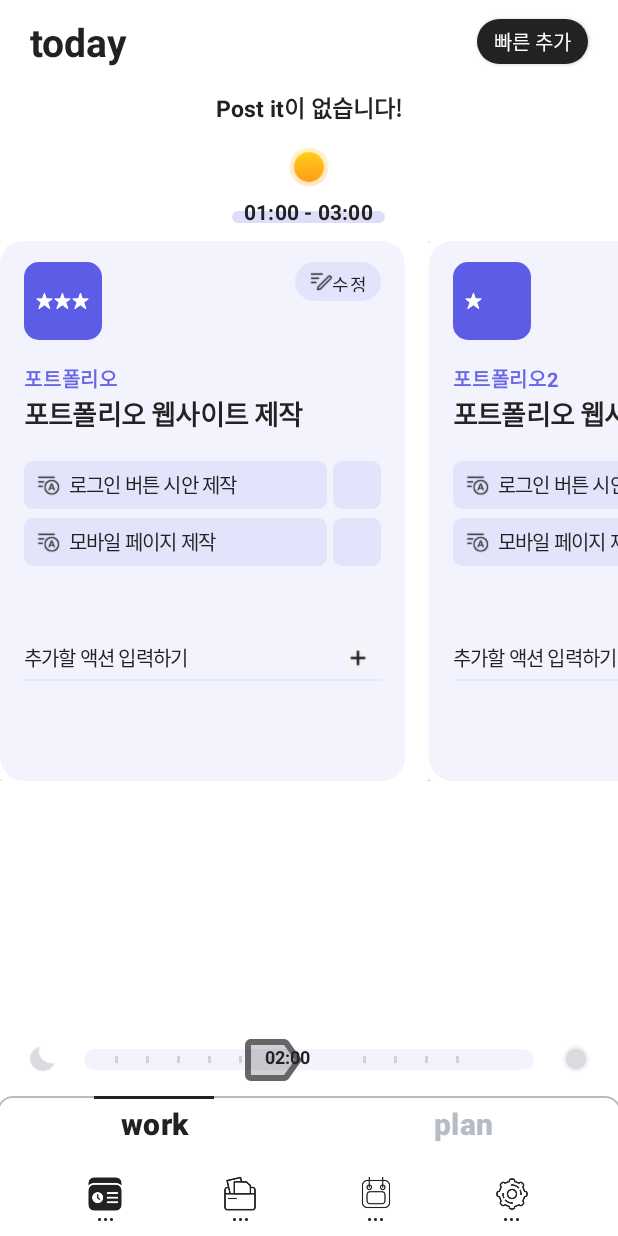
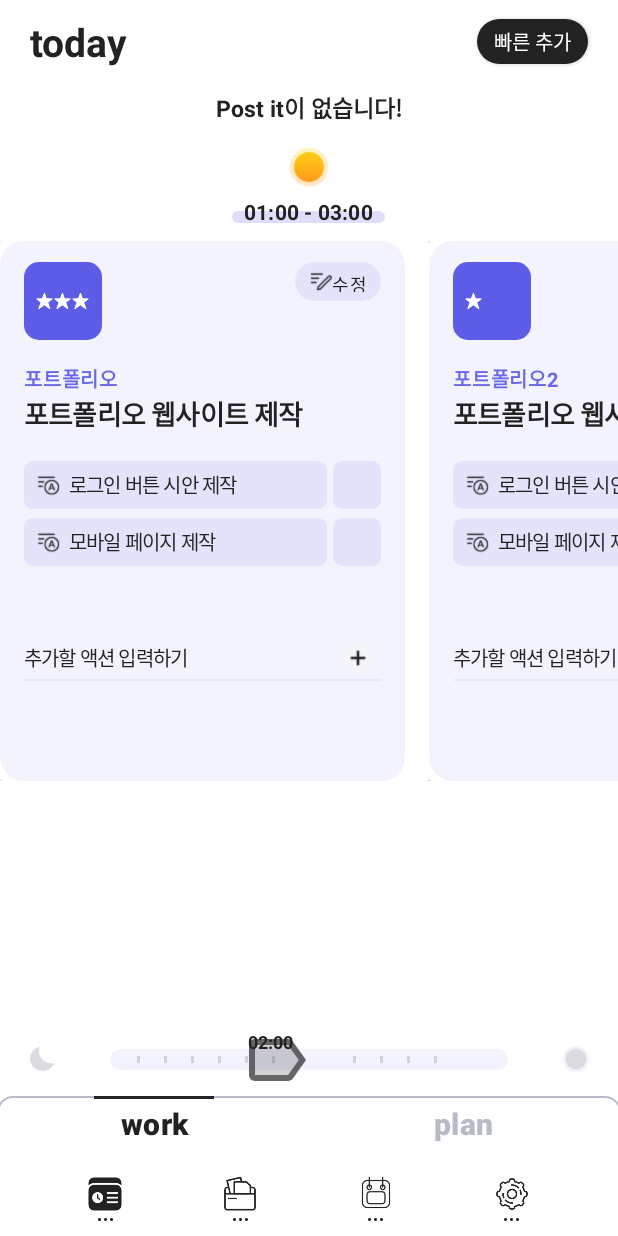
Before and after one commit to seonb2n/toodle_and_java, an Android app: the screen it shows after launch (TodayWorkActivity), on a phone screen of 412 x 824 dp. Run offline under Robolectric (Android 15) with nearby library versions, the light colour scheme and no system bars; libraries missing offline, so code that uses them is left out: com.franmontiel.persistentcookiejar, com.jakewharton.threetenabp, com.kakao.auth, com.kakao.network, com.kakao.usermgmt; 4 statements that could not run were skipped.

Commit message:
custom SeekBar 완성

```diff
--- a/ToodleToodle/app/src/main/java/com/origincurly/toodletoodle/ui/CustomSeekBar.java
+++ b/ToodleToodle/app/src/main/java/com/origincurly/toodletoodle/ui/CustomSeekBar.java
@@ -36,6 +36,8 @@ public class CustomSeekBar extends AppCompatSeekBar {
     private static final int maxFontSize = 18;
     private static final int minFontSize = 10;
 
+    private static final int leftRightPaddingSeekBar = 50;
+
     private String overlayText;
     protected Paint textPaint;
 
@@ -59,6 +61,7 @@ public class CustomSeekBar extends AppCompatSeekBar {
     }
 
     private void init() {
+        setPadding(leftRightPaddingSeekBar,0,leftRightPaddingSeekBar,0);
         mRulerPaint = new Paint();
         mRulerPaint.setColor(mRulerColor);
         mRulerPaint.setAntiAlias(true);
@@ -130,6 +133,23 @@ public class CustomSeekBar extends AppCompatSeekBar {
         }
     }
 
+    private void drawTextOnThumb(Canvas canvas) {
+        int width = this.getWidth();
+        int height = this.getHeight();
+
+        float textWidth = textPaint.measureText(overlayText);
+        int progress = this.getProgress();
+        int maxProgress = this.getMax();
+        double percentProgress = (double) progress / (double) maxProgress;
+        int textHeight = (int) (Math.abs(textPaint.ascent()) + textPaint.descent() + 1);
+
+        int middleOfThumbControl = (int) ((double) (width - leftRightPaddingSeekBar * 2) * percentProgress);
+
+        float x = middleOfThumbControl + textWidth / 2;
+        float y = height - textHeight * 2 + (float)textHeight / 3;
+        canvas.drawText(overlayText, x, y, textPaint);
+    }
+
     @Override
     protected synchronized void onDraw(Canvas canvas) {
         super.onDraw(canvas);
@@ -137,28 +157,16 @@ public class CustomSeekBar extends AppCompatSeekBar {
         drawTickMark(canvas);
         canvas.save();
 
-        int width = this.getWidth();
-        int height = this.getHeight();
+        drawTextOnThumb(canvas);
+        canvas.restore();
+    }
 
-        float textWidth = textPaint.measureText(overlayText);
+    public void setSeekBarText(String text) {
+        setOverlayText(text);
+    }
 
-        int progress = this.getProgress();
-        int maxProgress = this.getMax();
-        double percentProgress = (double) progress / (double) maxProgress;
-        int textHeight = (int) (Math.abs(textPaint.ascent()) + textPaint.descent() + 1);
-        int thumbOffset = this.getThumbOffset();
-
-        int middleOfThumbControl = (int) ((double) (width-textMargin) * percentProgress);
-        int spaceToLeftOfThumbControl = middleOfThumbControl - thumbOffset;
-        int spaceToRightOfThumbControl = (width - middleOfThumbControl) - thumbOffset;
-        int bottomPadding = this.getPaddingBottom();
-        int topPadding = this.getPaddingTop();
-
-        float x = middleOfThumbControl;
-        float y = height - textHeight - bottomPadding;
-        canvas.drawText(overlayText, x, y, textPaint);
-
-        canvas.restore();
+    public void setSeekBarProgress(int nowProgress) {
+        this.setProgress(nowProgress);
     }
 
     public void setRulerCount(int mRulerCount) {
--- a/ToodleToodle/app/src/main/res/layout/activity_today_work.xml
+++ b/ToodleToodle/app/src/main/res/layout/activity_today_work.xml
@@ -161,12 +161,14 @@
             android:layout_height="wrap_content"
             android:layout_centerInParent="true"
             android:layout_toStartOf="@id/day_time_ImageView"
+
             android:layout_toEndOf="@id/night_time_ImageView"
             android:background="@null"
             android:max="24"
             android:maxHeight="14dp"
             android:minHeight="14dp"
             android:progress="10"
+            android:padding="0dp"
             android:progressDrawable="@drawable/custom_today_timestamp_imageview"
             android:src="@drawable/custom_today_timestamp_imageview"
             android:thumb="@drawable/ic_twotone_label_24" />
```
